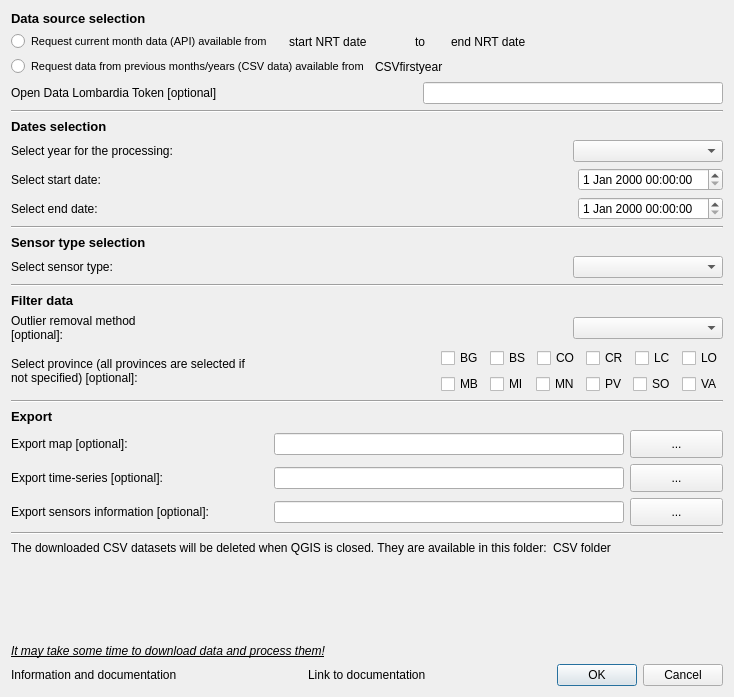
Before: the Qt Designer form arpaweather_dialog_base.ui in gisgeolab/ARPA_Weather_plugin, drawn with Qt 5.
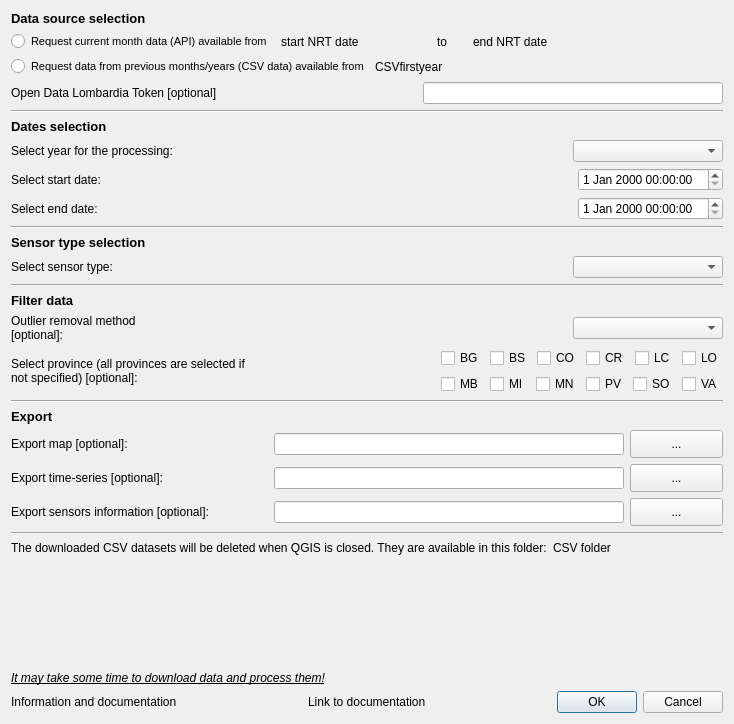
After: the same form once the commit is applied. Custom widgets are drawn as their Qt base class.

```diff
--- a/arpaweather_dialog_base.ui
+++ b/arpaweather_dialog_base.ui
@@ -7,7 +7,7 @@
     <x>0</x>
     <y>0</y>
     <width>734</width>
-    <height>697</height>
+    <height>724</height>
    </rect>
   </property>
   <property name="windowTitle">
@@ -46,6 +46,12 @@
        </item>
        <item>
         <widget class="QLabel" name="label_startAPIdate">
+         <property name="minimumSize">
+          <size>
+           <width>150</width>
+           <height>0</height>
+          </size>
+         </property>
          <property name="maximumSize">
           <size>
            <width>120</width>
```
